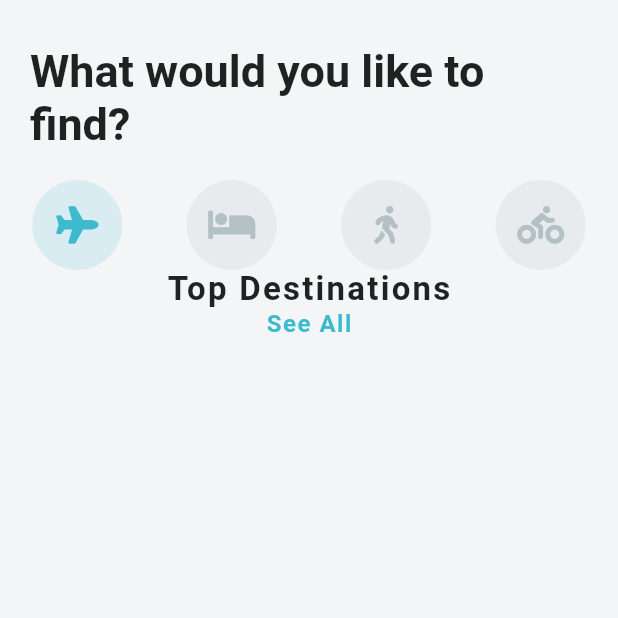
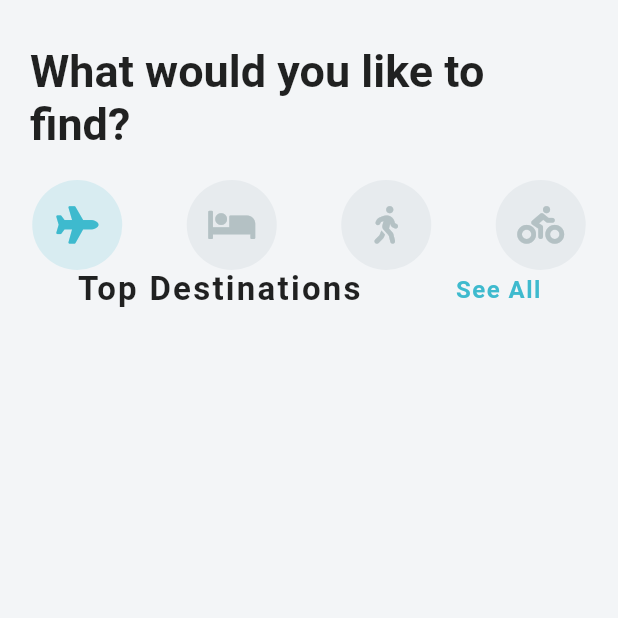
Before and after one commit to iamomoro/flutter_travel_ui, a Flutter app: the screen it shows after launch, on a phone screen of 412 x 824 dp, the top half of it. Run offline on Flutter 3.47's test engine with Material 2 defaults, Android fonts, the phone set to English and light mode, and no system bars; our stand-ins replace font_awesome_flutter.

Commit message:
destination:row-padding

```diff
--- a/lib/screens/home_screen.dart
+++ b/lib/screens/home_screen.dart
@@ -64,9 +64,17 @@ class _HomeScreenState extends State<HomeScreen> {
           ).toList(),
           ),
           Column(children: <Widget>[
-            Text('Top Destinations', style: TextStyle(fontSize: 22, fontWeight: FontWeight.bold, letterSpacing: 1.5,),),
-            Text('See All', style: TextStyle(color: Theme.of(context).primaryColor,
-            fontSize: 16.0, fontWeight: FontWeight.w600, letterSpacing: 1.0,),
+            Padding(
+              padding: const EdgeInsets.symmetric(horizontal: 20.0),
+              child: Row(
+                mainAxisAlignment: MainAxisAlignment.spaceAround,
+                children: [
+                  Text('Top Destinations', style: TextStyle(fontSize: 22, fontWeight: FontWeight.bold, letterSpacing: 1.5,),),
+                  Text('See All', style: TextStyle(color: Theme.of(context).primaryColor,
+              fontSize: 16.0, fontWeight: FontWeight.w600, letterSpacing: 1.0,),  ),
+                ],
+
+           ),
             ),
           ],
           ),
```
